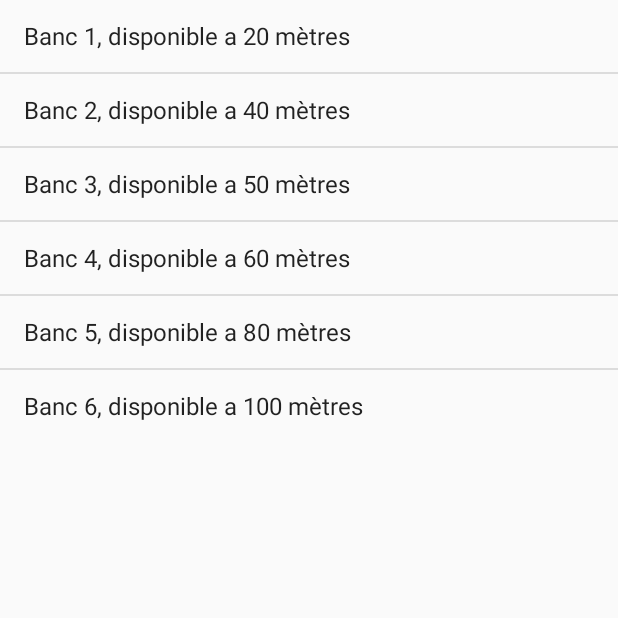
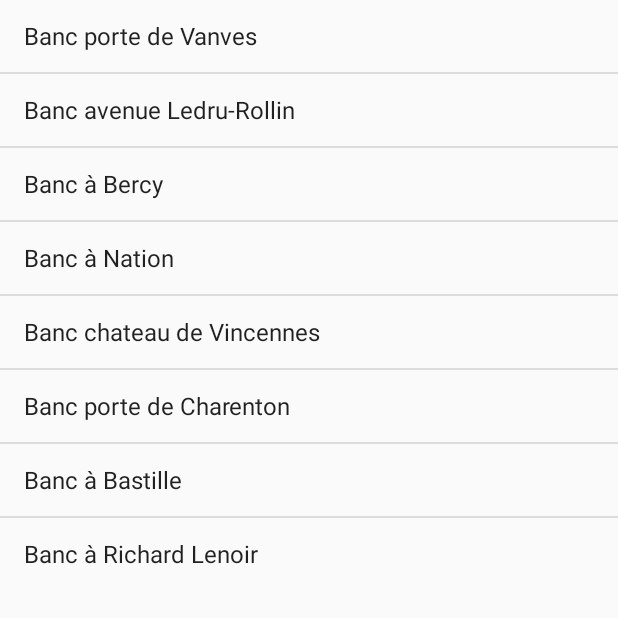
Before and after one commit to BgrDr0p/MyBench, an Android app: the ClosestBenchesActivity screen opened directly, with no data from a screen before it, on a phone screen of 412 x 824 dp, the top half of it. Run offline under Robolectric (Android 15) with nearby library versions, the phone set to English and light mode, and no system bars; 1 statement that could not run was skipped.

Commit message:
màj localisation user

```diff
--- a/app/src/main/java/mybench/parisnanterre/fr/mybench/ClosestBenchesActivity.java
+++ b/app/src/main/java/mybench/parisnanterre/fr/mybench/ClosestBenchesActivity.java
@@ -1,7 +1,7 @@
 package mybench.parisnanterre.fr.mybench;
 
 import android.app.Activity;
-import android.content.Intent;
+import android.location.Location;
 import android.support.v7.app.AppCompatActivity;
 import android.os.Bundle;
 import android.view.View;
@@ -11,8 +11,13 @@ import android.widget.ListAdapter;
 import android.widget.ListView;
 import android.widget.Toast;
 
+
+import java.util.ArrayList;
+
 public class ClosestBenchesActivity extends Activity {
     ListView listView ;
+    ArrayList<Bench> listeBancs = new ArrayList<Bench>();
+
 
     @Override
     protected void onCreate(Bundle savedInstanceState) {
@@ -22,17 +27,34 @@ public class ClosestBenchesActivity extends Activity {
         // Get ListView object from xml
         listView = (ListView) findViewById(R.id.list);
 
+
+        listeBancs.add(new Bench(48.82558556529131, 2.2970748146101685, "Banc porte de Vanves"));
+        listeBancs.add(new Bench(48.84710111188743, 2.3696500305665693, "Banc avenue Ledru-Rollin"));
+        listeBancs.add(new Bench(48.83248316220944, 2.3868537740028204, "Banc à Bercy"));
+        listeBancs.add(new Bench(48.84839432099857, 2.3957903182003686, "Banc à Nation"));
+        listeBancs.add(new Bench(48.84419482018623, 2.4398082679503297, "Banc chateau de Vincennes"));
+        listeBancs.add(new Bench(48.82967862984375, 2.4008100192619177, "Banc porte de Charenton"));
+        listeBancs.add(new Bench(48.852372565095216, 2.3695847475448555, "Banc à Bastille"));
+        listeBancs.add(new Bench(48.85965097919809, 2.3721461680849063, "Banc à Richard Lenoir"));
+
+        Location currentLocation = LocationServices.FusedLocationApi.getLastLocation(googleApiClient);
+
         // Defined Array values to show in ListView
-        String[] values = new String[] {
-                "Banc 1, disponible a 20 mètres",
-                "Banc 2, disponible a 40 mètres",
-                "Banc 3, disponible a 50 mètres",
-                "Banc 4, disponible a 60 mètres",
-                "Banc 5, disponible a 80 mètres",
-                "Banc 6, disponible a 100 mètres",
-
-        };
-
+        /*String[] values = new String[] { "Android List View",
+                "Adapter implementation",
+                "Simple List View In Android",
+                "Create List View Android",
+                "Android Example",
+                "List View Source Code",
+                "List View Array Adapter",
+                "Android Example List View"
+        };*/
+        ArrayList<String> values = new ArrayList<String>();
+        int i = 0;
+        while (i < listeBancs.size()){
+            values.add(listeBancs.get(i).getNom());
+            i++;
+        }
         // Define a new Adapter
         // First parameter - Context
         // Second parameter - Layout for the row
@@ -61,10 +83,11 @@ public class ClosestBenchesActivity extends Activity {
 
                 // Show Alert
                 Toast.makeText(getApplicationContext(),
-                        "Position :"+itemPosition+"  ListItem : " +itemValue , Toast.LENGTH_LONG)
+                        "Ce banc est à :"+listeBancs.get(position).getX()+";"+ listeBancs.get(position).getY()+" et se trouve à "+ listeBancs.get(position).getDistance() , Toast.LENGTH_LONG)
                         .show();
-                Intent i = new Intent(getApplicationContext(), RateBenchActivity.class);
-                startActivity(i);
+
+
+
             }
 
         });
```
